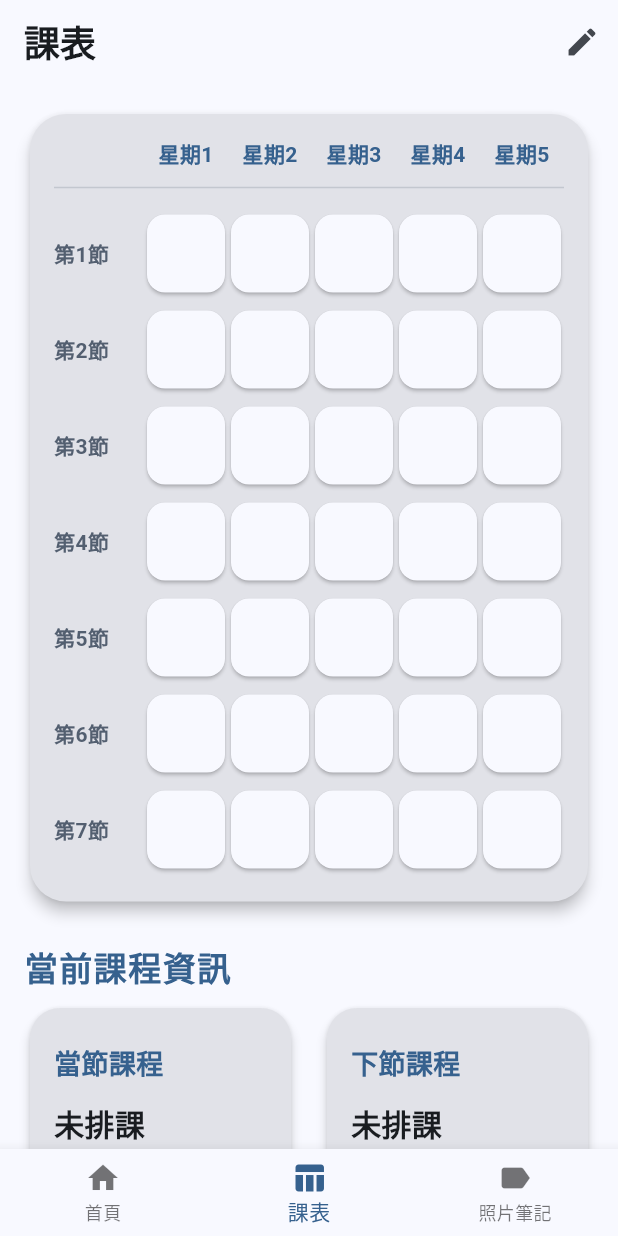
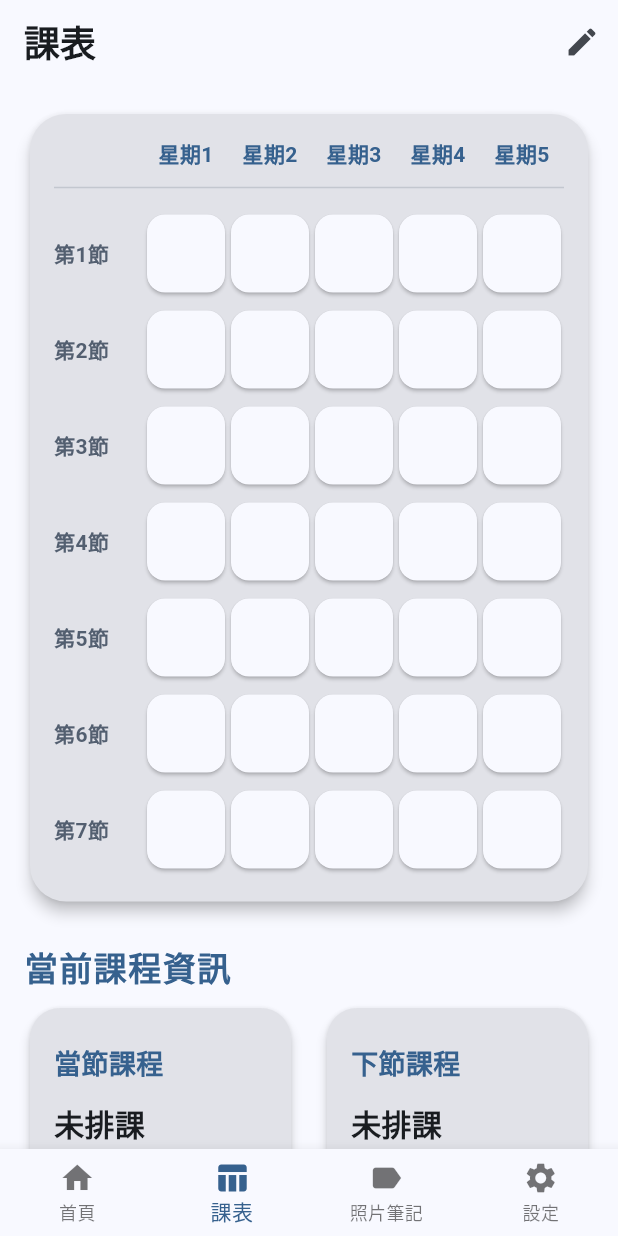
Before and after one commit to chenyili1215/study_app, a Flutter app: the screen it shows after launch, after a tap on "課表", on a phone screen of 412 x 824 dp. Run offline on Flutter 3.47's test engine with Material 3 defaults, Android fonts, the phone set to English and light mode, and no system bars; our stand-ins replace csv, file_picker, image_picker, photo_view, share_plus, shared_preferences; missing offline and left inert: excel.

Commit message:
新增設定頁面，可自訂亮暗模式

```diff
--- a/lib/main.dart
+++ b/lib/main.dart
@@ -4,6 +4,7 @@ import 'label_engine.dart';
 import 'dart:async';
 import 'package:shared_preferences/shared_preferences.dart';
 import 'dart:convert';
+import 'settings_page.dart';
 
 // 引入課表資料
 class TimetableData {
@@ -26,12 +27,18 @@ class TimetableData {
   }
 }
 
+ValueNotifier<ThemeMode> themeModeNotifier = ValueNotifier(ThemeMode.system);
+
 void main() {
-  runApp(const MyApp());
+  runApp(ValueListenableBuilder<ThemeMode>(
+    valueListenable: themeModeNotifier,
+    builder: (context, mode, _) => MyApp(themeMode: mode),
+  ));
 }
 
 class MyApp extends StatelessWidget {
-  const MyApp({super.key});
+  final ThemeMode themeMode;
+  const MyApp({super.key, required this.themeMode});
 
   @override
   Widget build(BuildContext context) {
@@ -50,7 +57,7 @@ class MyApp extends StatelessWidget {
         ),
         brightness: Brightness.dark,
       ),
-      themeMode: ThemeMode.system, // 跟隨系統
+      themeMode: themeMode,
       home: const MainPage(),
     );
   }
@@ -70,6 +77,7 @@ class _MainPageState extends State<MainPage> {
         HomePage(onQuickNav: onNav),
         TimetableImporter(),
         LabelEngine(),
+        const SettingsPage(), // 新增設定頁
       ];
 
   void _onItemTapped(int index) {
@@ -85,6 +93,7 @@ class _MainPageState extends State<MainPage> {
       bottomNavigationBar: BottomNavigationBar(
         currentIndex: _selectedIndex,
         onTap: _onItemTapped,
+        type: BottomNavigationBarType.fixed, // 4個以上要加這行
         items: const [
           BottomNavigationBarItem(
             icon: Icon(Icons.home),
@@ -97,6 +106,10 @@ class _MainPageState extends State<MainPage> {
           BottomNavigationBarItem(
             icon: Icon(Icons.label),
             label: '照片筆記',
+          ),
+          BottomNavigationBarItem(
+            icon: Icon(Icons.settings),
+            label: '設定',
           ),
         ],
       ),
```
Also changed, not shown: lib/settings_page.dart (added, +83 -0 lines), 1 other file.
